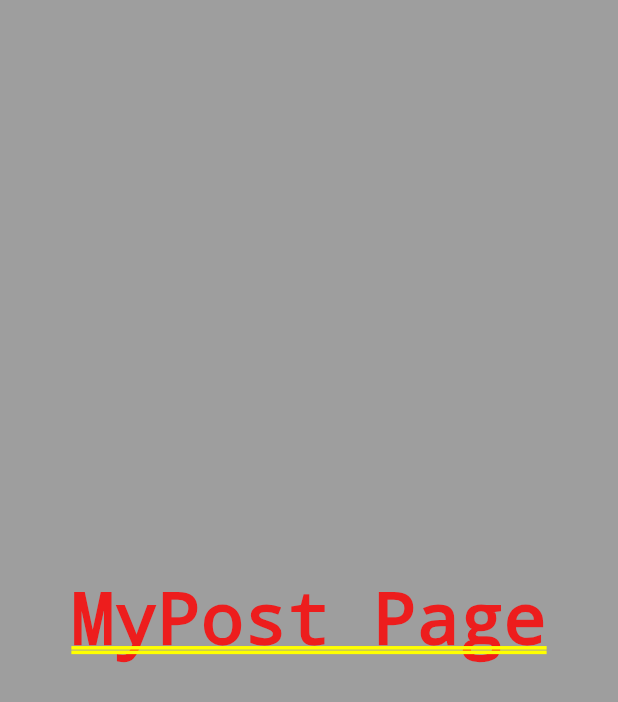
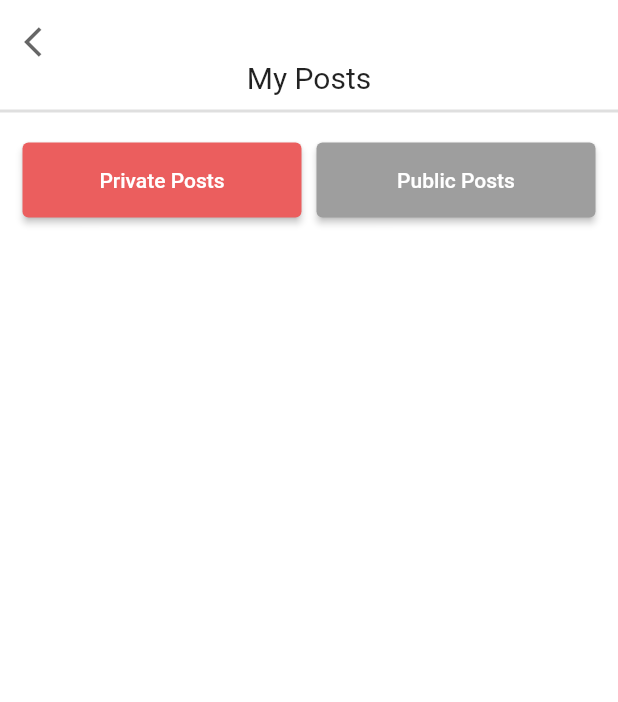
Before and after one commit to Blood-Mate/blood-mate-app, a Flutter app: the MyInfoView widget shown alone on an empty page, opened directly, after a tap on "My Post", on a phone screen of 412 x 824 dp. Shown: the top 702 px of the screen. Run offline on Flutter 3.47's test engine with Material 2 defaults, Android fonts, the light colour scheme and no system bars; our stand-ins replace cached_network_image, connectivity_plus, contacts_service, dio, freezed_annotation, go_router and 5 more; missing offline and left inert: dart:ffi; accounts and stored records are empty; network calls fail.

Commit message:
show and delete my post

```diff
--- a/lib/data/repository/post_repository.dart
+++ b/lib/data/repository/post_repository.dart
@@ -92,10 +92,11 @@ class PostRepository {
     checkInternetConnection();
 
     final authHeaders = await getAuthHeader();
-    final data = {postId: postId};
+    final data = {'postId': postId};
     Response response = await _dio.delete('/private-post',
         data: data, options: Options(headers: authHeaders));
 
+    print('No Error');
     return response;
   }
 
--- a/lib/view/main/acquaintance_page/people_list.dart
+++ b/lib/view/main/acquaintance_page/people_list.dart
@@ -77,7 +77,7 @@ class PeopleList extends StatelessWidget {
           case 'AppUser':
             return AppUserListTile(item: item, viewModel: viewModel);
           case 'Contact':
-            return ContactListTile(item: item, viewModel: viewModel);
+            return StfContactListTile(item: item, viewModel: viewModel);
           default:
             return ProtegeListTile(item: item, viewModel: viewModel);
         }
--- a/lib/view/main/acquaintance_page/write_private_post_page.dart
+++ b/lib/view/main/acquaintance_page/write_private_post_page.dart
@@ -1,6 +1,6 @@
 import 'package:flutter/material.dart';
 
-import '../../common/component/component.dart';
+import 'package:bloodmate_app/view/common/component/component.dart';
 
 class WritePrivatePostPage extends StatelessWidget {
   WritePrivatePostPage({super.key, required this.viewModel});
--- a/lib/view/main/home_page/home_page.dart
+++ b/lib/view/main/home_page/home_page.dart
@@ -24,7 +24,6 @@ class HomePage extends StatelessWidget {
         body: Column(
           children: [
             homePageProfile(),
-            ThinDevider(),
             Expanded(child: friendsNewsList()),
             moreButton(),
             ThinDevider(),
--- a/lib/view/main/profile_page/my_info_view.dart
+++ b/lib/view/main/profile_page/my_info_view.dart
@@ -22,7 +22,7 @@ class MyInfoView extends StatelessWidget {
       mainAxisAlignment: MainAxisAlignment.spaceAround,
       crossAxisAlignment: CrossAxisAlignment.start,
       children: [
-        ProfileButton(text: 'My Post', page: MyPostPage()),
+        ProfileButton(text: 'My Post', page: MyPostPage(viewModel: viewModel)),
         ProfileButton(text: 'My Message', page: MyMessagePage()),
         ProfileButton(text: 'My Award', page: MyAwardPage()),
         ProfileButton(text: 'My Donation', page: MyDonationPage()),
--- a/lib/view/main/profile_page/my_post_page.dart
+++ b/lib/view/main/profile_page/my_post_page.dart
@@ -1,19 +1,40 @@
 import 'package:flutter/material.dart';
+import 'package:provider/provider.dart';
+
+import 'package:bloodmate_app/view/common/component/component.dart';
+import 'package:bloodmate_app/viewmodel/main/profile_page_viewmodel.dart';
+import 'package:bloodmate_app/view/main/profile_page/my_posts_view.dart';
 
 class MyPostPage extends StatelessWidget {
-  const MyPostPage({super.key});
+  MyPostPage({super.key, required this.viewModel});
+
+  final ProfilePageViewModel viewModel;
 
   @override
   Widget build(BuildContext context) {
+    return _buildMyPostPage(context, viewModel);
+  }
+
+  Widget _buildMyPostPage(context, viewModel) {
+    ThemeData theme = Theme.of(context);
     Size screenSize = MediaQuery.of(context).size;
 
-    return Container(
-      width: screenSize.width,
-      height: screenSize.height,
-      decoration: BoxDecoration(color: Colors.grey),
-      child: const Center(
-        child: Text('MyPost Page'),
+    return Scaffold(
+      backgroundColor: theme.canvasColor,
+      extendBodyBehindAppBar: true,
+      extendBody: true,
+      appBar: BackAppBar().build(context),
+      body: Column(
+        children: [
+          SubPageHeader(title: 'My Posts'),
+          SizedBox(height: 15),
+          Expanded(child: showMyPosts()),
+        ],
       ),
     );
   }
+
+  Widget showMyPosts() {
+    return ChangeNotifierProvider.value(value: viewModel, child: MyPostsView());
+  }
 }
--- /dev/null
+++ b/lib/view/main/profile_page/my_posts_view.dart
@@ -0,0 +1,79 @@
+import 'package:flutter/material.dart';
+import 'package:provider/provider.dart';
+
+import 'package:bloodmate_app/viewmodel/main/main_viewmodels.dart';
+import 'package:bloodmate_app/view/common/component/list_view_tile.dart';
+
+class MyPostsView extends StatefulWidget {
+  MyPostsView({super.key});
+
+  @override
+  State<MyPostsView> createState() => _MyPostsView();
+}
+
+class _MyPostsView extends State<MyPostsView> {
+  @override
+  Widget build(BuildContext context) {
+    var viewModel = Provider.of<ProfilePageViewModel>(context);
+
+    return Column(
+      mainAxisAlignment: MainAxisAlignment.start,
+      children: [
+        categoryButton(viewModel, context),
+        Expanded(
+          child: showPosts(viewModel),
+        ),
+      ],
+    );
+  }
+
+  Widget categoryButton(viewModel, context) {
+    ThemeData theme = Theme.of(context);
+    Size screenSize = MediaQuery.of(context).size;
+    return Row(
+      mainAxisAlignment: MainAxisAlignment.center,
+      children: [
+        ElevatedButton(
+            onPressed: () {
+              viewModel.setPrivatePosts(true);
+              setState(() {});
+            },
+            style: ElevatedButton.styleFrom(
+              backgroundColor:
+                  viewModel.isPrivatePosts ? theme.focusColor : Colors.grey,
+              foregroundColor: Colors.white,
+              fixedSize: Size((screenSize.width - 40) / 2, 50),
+            ),
+            child: Text('Private Posts')),
+        SizedBox(width: 10),
+        ElevatedButton(
+            onPressed: () {
+              viewModel.setPrivatePosts(false);
+              setState(() {});
+            },
+            style: ElevatedButton.styleFrom(
+              backgroundColor:
+                  viewModel.isPrivatePosts ? Colors.grey : theme.focusColor,
+              foregroundColor: Colors.white,
+              fixedSize: Size((screenSize.width - 40) / 2, 50),
+            ),
+            child: Text('Public Posts')),
+      ],
+    );
+  }
+
+  Widget showPosts(viewModel) {
+    final myPrivatePosts = viewModel.showPosts();
+    final myPrivatePostCount = myPrivatePosts.length;
+
+    return ListView.builder(
+      itemBuilder: (context, index) {
+        final item = myPrivatePosts[index];
+        return myPrivatePostCount == 0
+            ? Card(child: ListTile(title: Text("No Posts")))
+            : MyPrivatePostsTile(item: item, viewModel: viewModel);
+      },
+      itemCount: myPrivatePostCount,
+    );
+  }
+}
--- a/lib/viewmodel/main/profile_page_viewmodel.dart
+++ b/lib/viewmodel/main/profile_page_viewmodel.dart
@@ -1,13 +1,18 @@
-import 'package:bloodmate_app/data/repository/my_info_repository.dart';
+import 'package:bloodmate_app/data/repository/post_repository.dart';
+import 'package:dio/dio.dart';
 import 'package:flutter/material.dart';
 import 'package:hive/hive.dart';
 
 import 'package:bloodmate_app/data/model/models.dart';
+import 'package:bloodmate_app/data/repository/my_info_repository.dart';
 import 'package:bloodmate_app/data/repository/profile_repository.dart';
 
 class ProfilePageViewModel with ChangeNotifier {
   late final ProfileRepository _profileRepository;
   late final MyInfoRepository _myInfoRepository;
+  late final PostRepository _PostRepository;
+
+  late bool isPrivatePosts;
 
   Profile _profile = Profile(
       id: 0,
@@ -30,6 +35,8 @@ class ProfilePageViewModel with ChangeNotifier {
   ProfilePageViewModel() {
     _profileRepository = ProfileRepository();
     _myInfoRepository = MyInfoRepository();
+    _PostRepository = PostRepository();
+    isPrivatePosts = true;
     _loadData();
   }
 
@@ -37,6 +44,21 @@ class ProfilePageViewModel with ChangeNotifier {
     _profile = await _profileRepository.getUser();
     _myInfo = _myInfoRepository.getMockData();
     notifyListeners();
+  }
+
+  setPrivatePosts(bool val) {
+    isPrivatePosts = val;
+    showPosts();
+  }
+
+  List<Post> showPosts() {
+    return isPrivatePosts ? _profile.privatePosts : _profile.publicPosts;
+  }
+
+  Future<int> deletMyPrivatePost(postId) async {
+    Response response = await _PostRepository.deletePrivatePost(postId: postId);
+    _loadData();
+    return response.statusCode!;
   }
 
   Future signOut() async {
```
Also changed, not shown: lib/view/common/component/list_view_tile.dart (+51 -0 lines), lib/view/main/acquaintance_page/list_tile.dart (+54 -3 lines), lib/view/main/profile_page/profile_view.dart (+7 -8 lines).
